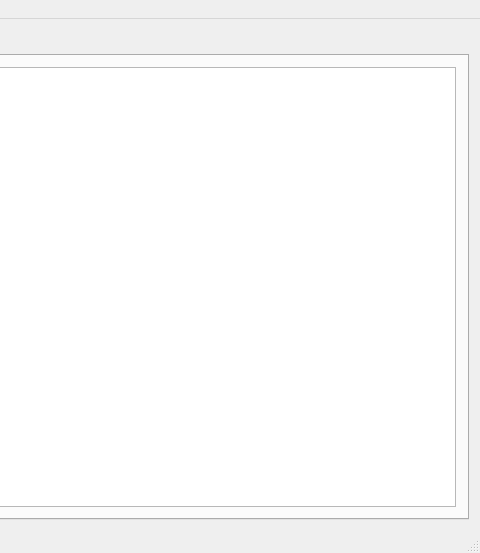
Above: Source/window.ui from Grandbrain/Sensor before the change; both pictures show x 377 to 857 and y 0 to 553 of the 857 by 553 pixel window. Below: the same form after it.
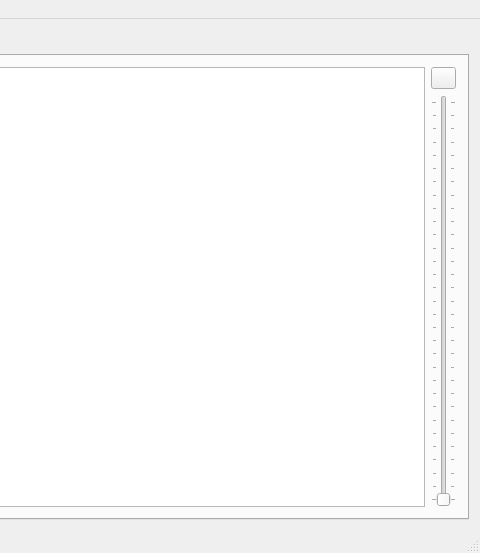
That is the form after the change. The open tabs and pages were chosen to show the change. Icons and pictures are not drawn.

```diff
--- a/Source/window.ui
+++ b/Source/window.ui
@@ -28,6 +28,46 @@
         <item row="0" column="0">
          <widget class="QGraphicsView" name="graphicsView"/>
         </item>
+        <item row="0" column="2">
+         <layout class="QVBoxLayout" name="verticalLayout">
+          <item>
+           <widget class="QPushButton" name="buttonPlay">
+            <property name="sizePolicy">
+             <sizepolicy hsizetype="Ignored" vsizetype="Fixed">
+              <horstretch>0</horstretch>
+              <verstretch>0</verstretch>
+             </sizepolicy>
+            </property>
+            <property name="icon">
+             <iconset resource="resources.qrc">
+              <normaloff>:/root/play.ico</normaloff>:/root/play.ico</iconset>
+            </property>
+           </widget>
+          </item>
+          <item>
+           <widget class="QSlider" name="verticalSlider">
+            <property name="sizePolicy">
+             <sizepolicy hsizetype="Fixed" vsizetype="Expanding">
+              <horstretch>0</horstretch>
+              <verstretch>0</verstretch>
+             </sizepolicy>
+            </property>
+            <property name="maximum">
+             <number>30</number>
+            </property>
+            <property name="tracking">
+             <bool>true</bool>
+            </property>
+            <property name="orientation">
+             <enum>Qt::Vertical</enum>
+            </property>
+            <property name="tickPosition">
+             <enum>QSlider::TicksBothSides</enum>
+            </property>
+           </widget>
+          </item>
+         </layout>
+        </item>
        </layout>
       </widget>
       <widget class="QWidget" name="tabDevice">
```
Left out of the diff: 48 changed lines with no effect on the pictures.
